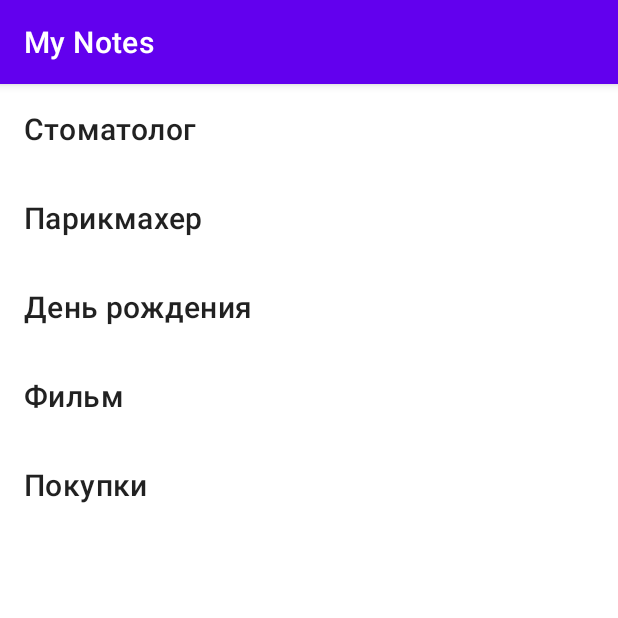
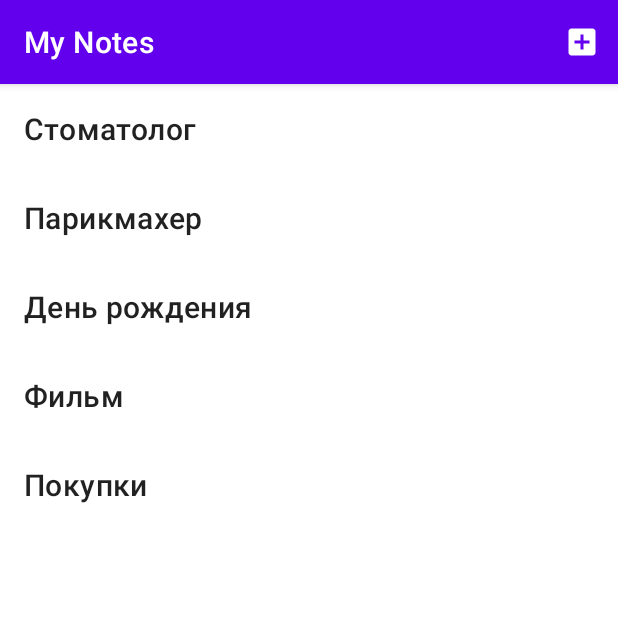
Before and after one commit to Weret90/My_Notes, an Android app: the screen it shows after launch (MainActivity), on a phone screen of 412 x 824 dp, the top half of it. Run offline under Robolectric (Android 15) with nearby library versions, the phone set to English and light mode, and no system bars.

Commit message:
Удалил интенты для реализации подхода Single Activity (заменил фрагментами). Добавил в тулбаре кнопку добавления заметки (пока что только макет, без реализации добавления). Создал боковое навигационное меню с инфой о приложении

```diff
--- a/app/src/main/AndroidManifest.xml
+++ b/app/src/main/AndroidManifest.xml
@@ -9,7 +9,6 @@
         android:roundIcon="@mipmap/ic_launcher_round"
         android:supportsRtl="true"
         android:theme="@style/Theme.MyNotes">
-        <activity android:name=".NoteDescriptionActivity"></activity>
         <activity android:name=".MainActivity">
             <intent-filter>
                 <action android:name="android.intent.action.MAIN" />
--- a/app/src/main/java/com/umbrella/mynotes/MainActivity.java
+++ b/app/src/main/java/com/umbrella/mynotes/MainActivity.java
@@ -1,10 +1,19 @@
 package com.umbrella.mynotes;
 
+import androidx.annotation.NonNull;
+import androidx.appcompat.app.ActionBarDrawerToggle;
 import androidx.appcompat.app.AppCompatActivity;
+import androidx.appcompat.widget.Toolbar;
+import androidx.core.view.GravityCompat;
+import androidx.drawerlayout.widget.DrawerLayout;
 
 import android.content.Intent;
 import android.os.Bundle;
+import android.view.Menu;
+import android.view.MenuItem;
 import android.widget.Toast;
+
+import com.google.android.material.navigation.NavigationView;
 
 public class MainActivity extends AppCompatActivity implements NotesFragment.OnNoteClicked {
 
@@ -14,6 +23,32 @@ public class MainActivity extends AppCompatActivity implements NotesFragment.OnN
         setContentView(R.layout.activity_main);
 
         getSupportFragmentManager().beginTransaction().add(R.id.notes_titles, new NotesFragment()).commit();
+
+        DrawerLayout drawerLayout = findViewById(R.id.drawer_layout);
+
+        NavigationView navigationView = findViewById(R.id.navigation_menu);
+
+        navigationView.setNavigationItemSelectedListener(new NavigationView.OnNavigationItemSelectedListener() {
+            @Override
+            public boolean onNavigationItemSelected(@NonNull MenuItem item) {
+                drawerLayout.closeDrawer(GravityCompat.START);
+                getSupportFragmentManager().beginTransaction().replace(R.id.notes_titles, new InfoFragment()).addToBackStack(null).commit();
+                return true;
+            }
+        });
+
+    }
+
+    @Override
+    public boolean onCreateOptionsMenu(Menu menu) {
+        getMenuInflater().inflate(R.menu.simple_menu, menu);
+        return true;
+    }
+
+    @Override
+    public boolean onOptionsItemSelected(@NonNull MenuItem item) {
+        getSupportFragmentManager().beginTransaction().replace(R.id.notes_titles, new NoteAddFragment()).addToBackStack(null).commit();
+        return super.onOptionsItemSelected(item);
     }
 
     @Override
@@ -22,12 +57,7 @@ public class MainActivity extends AppCompatActivity implements NotesFragment.OnN
         if (isLandscape) {
             getSupportFragmentManager().beginTransaction().replace(R.id.note_description_fragment, NotesDescriptionFragment.newInstance(note)).commit();
         } else {
-
             getSupportFragmentManager().beginTransaction().replace(R.id.notes_titles, NotesDescriptionFragment.newInstance(note)).addToBackStack(null).commit();
-
-//            Intent intent = new Intent(this, NoteDescriptionActivity.class);
-//            intent.putExtra(NoteDescriptionActivity.ARG_NOTE, note);
-//            startActivity(intent);
         }
     }
 }
--- a/app/src/main/java/com/umbrella/mynotes/NotesFragment.java
+++ b/app/src/main/java/com/umbrella/mynotes/NotesFragment.java
@@ -6,8 +6,10 @@ import android.os.Bundle;
 import android.view.LayoutInflater;
 import android.view.View;
 import android.view.ViewGroup;
+import android.widget.Button;
 import android.widget.LinearLayout;
 import android.widget.TextView;
+import android.widget.Toast;
 
 import androidx.annotation.NonNull;
 import androidx.annotation.Nullable;
@@ -48,7 +50,6 @@ public class NotesFragment extends Fragment {
     @Override
     public void onViewCreated(@NonNull View view, @Nullable Bundle savedInstanceState) {
         super.onViewCreated(view, savedInstanceState);
-
         LinearLayout noteList = view.findViewById(R.id.note_container);
         ArrayList<Note> notes = NotesRepository.getNotes();
         for (Note note : notes) {
--- /dev/null
+++ b/app/src/main/res/drawable/ic_baseline_add_box_24.xml
@@ -0,0 +1,5 @@
+<vector android:height="24dp" android:tint="#FFFFFF"
+    android:viewportHeight="24" android:viewportWidth="24"
+    android:width="24dp" xmlns:android="http://schemas.android.com/apk/res/android">
+    <path android:fillColor="@android:color/white" android:pathData="M19,3L5,3c-1.11,0 -2,0.9 -2,2v14c0,1.1 0.89,2 2,2h14c1.1,0 2,-0.9 2,-2L21,5c0,-1.1 -0.9,-2 -2,-2zM17,13h-4v4h-2v-4L7,13v-2h4L11,7h2v4h4v2z"/>
+</vector>
--- /dev/null
+++ b/app/src/main/res/drawable/ic_baseline_info_24.xml
@@ -0,0 +1,5 @@
+<vector android:height="24dp" android:tint="#FFFFFF"
+    android:viewportHeight="24" android:viewportWidth="24"
+    android:width="24dp" xmlns:android="http://schemas.android.com/apk/res/android">
+    <path android:fillColor="@android:color/white" android:pathData="M12,2C6.48,2 2,6.48 2,12s4.48,10 10,10 10,-4.48 10,-10S17.52,2 12,2zM13,17h-2v-6h2v6zM13,9h-2L11,7h2v2z"/>
+</vector>
--- a/app/src/main/res/layout/activity_main.xml
+++ b/app/src/main/res/layout/activity_main.xml
@@ -1,5 +1,24 @@
 <?xml version="1.0" encoding="utf-8"?>
-<androidx.fragment.app.FragmentContainerView xmlns:android="http://schemas.android.com/apk/res/android"
-    android:id="@+id/notes_titles"
+<androidx.drawerlayout.widget.DrawerLayout xmlns:android="http://schemas.android.com/apk/res/android"
+    xmlns:app="http://schemas.android.com/apk/res-auto"
+    xmlns:tools="http://schemas.android.com/tools"
+    android:id="@+id/drawer_layout"
     android:layout_width="match_parent"
-    android:layout_height="match_parent" />
+    android:layout_height="match_parent"
+    android:fitsSystemWindows="true"
+    tools:openDrawer="start">
+
+    <androidx.fragment.app.FragmentContainerView
+        android:id="@+id/notes_titles"
+        android:layout_width="match_parent"
+        android:layout_height="match_parent" />
+
+    <com.google.android.material.navigation.NavigationView
+        android:id="@+id/navigation_menu"
+        android:layout_width="wrap_content"
+        android:layout_height="match_parent"
+        android:layout_gravity="start"
+        android:fitsSystemWindows="true"
+        app:menu="@menu/drawer_menu" />
+
+</androidx.drawerlayout.widget.DrawerLayout>
--- a/app/src/main/res/layout/fragment_notes.xml
+++ b/app/src/main/res/layout/fragment_notes.xml
@@ -1,6 +1,6 @@
 <?xml version="1.0" encoding="utf-8"?>
 <LinearLayout xmlns:android="http://schemas.android.com/apk/res/android"
+    android:id="@+id/note_container"
     android:layout_width="match_parent"
-    android:layout_height="match_parent"
-    android:orientation="vertical"
-    android:id="@+id/note_container"/>
+    android:layout_height="wrap_content"
+    android:orientation="vertical" />
--- /dev/null
+++ b/app/src/main/res/menu/drawer_menu.xml
@@ -0,0 +1,11 @@
+<?xml version="1.0" encoding="utf-8"?>
+<menu xmlns:android="http://schemas.android.com/apk/res/android"
+    xmlns:app="http://schemas.android.com/apk/res-auto">
+
+    <item
+        android:id="@+id/option_one"
+        android:icon="@drawable/ic_baseline_info_24"
+        android:title="@string/drawer_menu_option"
+        app:showAsAction="ifRoom" />
+
+</menu>
--- /dev/null
+++ b/app/src/main/res/menu/simple_menu.xml
@@ -0,0 +1,12 @@
+<?xml version="1.0" encoding="utf-8"?>
+<menu xmlns:android="http://schemas.android.com/apk/res/android"
+    xmlns:app="http://schemas.android.com/apk/res-auto">
+
+    <item
+        android:id="@+id/option_one"
+        android:icon="@drawable/ic_baseline_add_box_24"
+        android:title="@string/simple_menu_option"
+        app:showAsAction="ifRoom" />
+
+
+</menu>
--- a/app/src/main/res/values/dimens.xml
+++ b/app/src/main/res/values/dimens.xml
@@ -4,4 +4,5 @@
     <dimen name="headline_text_size">32sp</dimen>
     <dimen name="default_text_size">24sp</dimen>
     <dimen name="default_margin">8dp</dimen>
+    <dimen name="big_text_size">30sp</dimen>
 </resources>
--- a/app/src/main/res/values/strings.xml
+++ b/app/src/main/res/values/strings.xml
@@ -1,3 +1,10 @@
 <resources>
     <string name="app_name">My Notes</string>
+    <string name="hint_press_day_of_week">Введите день недели для заметки</string>
+    <string name="hint_press_headline">Введите заголовок заметки</string>
+    <string name="hint_press_description">Введите описание заметки</string>
+    <string name="button_text_add_note">Добавить заметку</string>
+    <string name="simple_menu_option">Добавить заметку</string>
+    <string name="drawer_menu_option">О приложении</string>
+    <string name="app_info">Данное приложение было создано студентом образовательной платформы GeekBrains, факультета андроид-разработки в учебных целях. ФИО студента: Ермолаев А.Ф.</string>
 </resources>
```
Also changed, not shown: app/src/main/java/com/umbrella/mynotes/InfoFragment.java (added, +64 -0 lines), app/src/main/java/com/umbrella/mynotes/NoteAddFragment.java (added, +64 -0 lines), app/src/main/java/com/umbrella/mynotes/NoteDescriptionActivity.java (deleted, +0 -22 lines), app/src/main/res/layout/activity_note_description.xml (deleted, +0 -10 lines), app/src/main/res/layout/fragment_info.xml (added, +19 -0 lines), app/src/main/res/layout/fragment_note_add.xml (added, +28 -0 lines), app/src/main/res/values/stryles.xml (+8 -0 lines).
